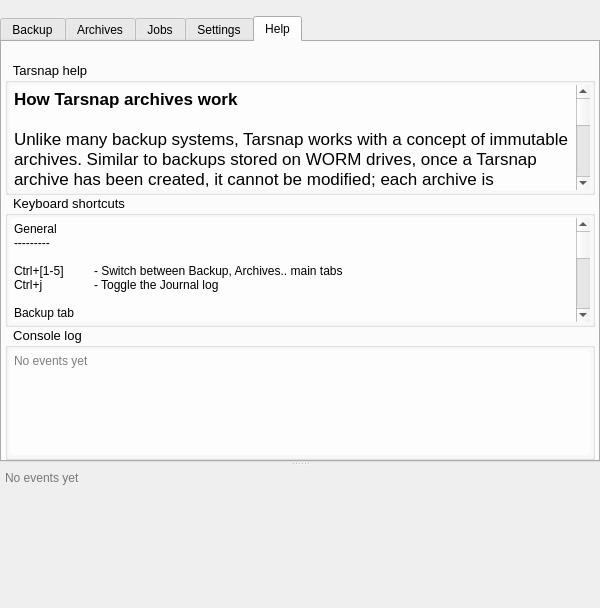
This is forms/mainwindow.ui in Tarsnap/tarsnap-gui as Qt 5 draws it before an edit. The edited form follows.
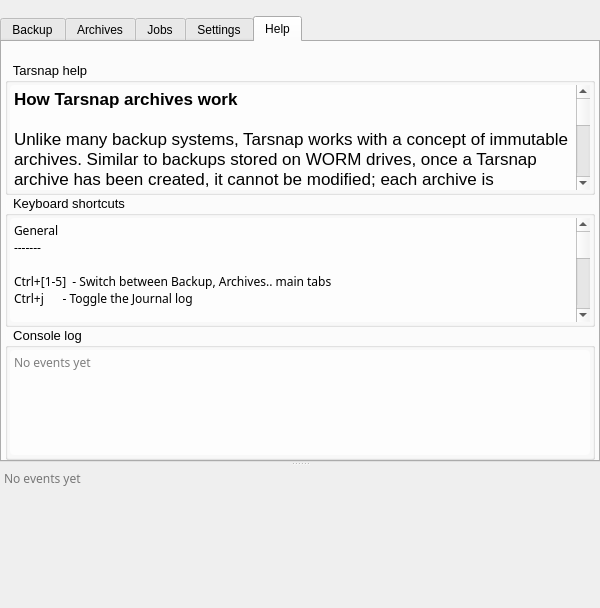
This is the edited form. The open tabs and pages were chosen to show the change. Icons and pictures are not drawn. Custom widgets are drawn as their Qt base class.

Commit message:
Use fixed width family fonts for the Journal and Console log.
Other adjustments included.

What changed in the file:
```diff
--- a/forms/mainwindow.ui
+++ b/forms/mainwindow.ui
@@ -1929,9 +1929,6 @@
                <pointsize>-1</pointsize>
               </font>
              </property>
-             <property name="styleSheet">
-              <string notr="true"/>
-             </property>
              <property name="title">
               <string>Tarsnap help</string>
              </property>
@@ -2005,6 +2002,11 @@
               </property>
               <item>
                <widget class="QPlainTextEdit" name="keyboardShortcutsPlainTextEdit_5">
+                <property name="font">
+                 <font>
+                  <family>Monaco</family>
+                 </font>
+                </property>
                 <property name="styleSheet">
                  <string notr="true">QPlainTextEdit {
 background: rgba(255,255,255,170);
@@ -2014,38 +2016,42 @@
                 <property name="frameShape">
                  <enum>QFrame::NoFrame</enum>
                 </property>
+                <property name="readOnly">
+                 <bool>true</bool>
+                </property>
                 <property name="plainText">
                  <string>General
----------
+-------
 
-Ctrl+[1-5]	- Switch between Backup, Archives.. main tabs
-Ctrl+j	- Toggle the Journal log
+Ctrl+[1-5]  - Switch between Backup, Archives.. main tabs
+Ctrl+j      - Toggle the Journal log
 
 Backup tab
--------------
+----------
 
-Ctrl+o		- Open the File Browser
-Ctrl+Backspace	- Clear the Backup list
-Backspace		- Remove only selected items from the Backup list
+Ctrl+o          - Open the File Browser
+Ctrl+Backspace  - Clear the Backup list
+Backspace       - Remove selected items from the Backup list
 
 Archives tab
---------------
+------------
 
-Ctrl+r	- Refresh the Archives list
-Backspace	- Delete selected Archives
+Ctrl+r     - Refresh the Archives list
+Backspace  - Delete selected Archives
 
 Jobs tab
-----------
+--------
 
-Ctrl+n   - Add new Job
-Ctrl+b   - Initiate backup on selected Jobs
+Ctrl+n  - Add new Job
+Ctrl+b  - Initiate backup on selected Jobs
 
 Settings tab
---------------
+------------
 
 Ctrl+r  - Refresh Account summary
 
-* Ctrl is Cmd key on OS X</string>
+* Ctrl is Cmd key on OS X
+</string>
                 </property>
                </widget>
               </item>
@@ -2079,9 +2085,14 @@
                <number>2</number>
               </property>
               <item>
-               <widget class="QTextEdit" name="consoleLogTextEdit">
+               <widget class="QPlainTextEdit" name="consoleLogPlainTextEdit">
+                <property name="font">
+                 <font>
+                  <family>Monaco</family>
+                 </font>
+                </property>
                 <property name="styleSheet">
-                 <string notr="true">#consoleLogTextEdit
+                 <string notr="true">#consoleLogPlainTextEdit
 {
 background: rgba(255,255,255,170);
 border-radius: 4px;
@@ -2093,9 +2104,6 @@
                 <property name="readOnly">
                  <bool>true</bool>
                 </property>
-                <property name="acceptRichText">
-                 <bool>false</bool>
-                </property>
                 <property name="placeholderText">
                  <string>No events yet</string>
                 </property>
@@ -2107,7 +2115,12 @@
           </layout>
          </widget>
         </widget>
-        <widget class="QTextEdit" name="journalLog">
+        <widget class="QPlainTextEdit" name="journalLog">
+         <property name="font">
+          <font>
+           <family>Monaco</family>
+          </font>
+         </property>
          <property name="focusPolicy">
           <enum>Qt::ClickFocus</enum>
          </property>
@@ -2117,6 +2130,9 @@
 background: transparent;
 }</string>
          </property>
+         <property name="frameShape">
+          <enum>QFrame::NoFrame</enum>
+         </property>
          <property name="readOnly">
           <bool>true</bool>
          </property>
```
Left out of the diff: 2 changed lines with no effect on the pictures. The commit also changes 2 other files.
